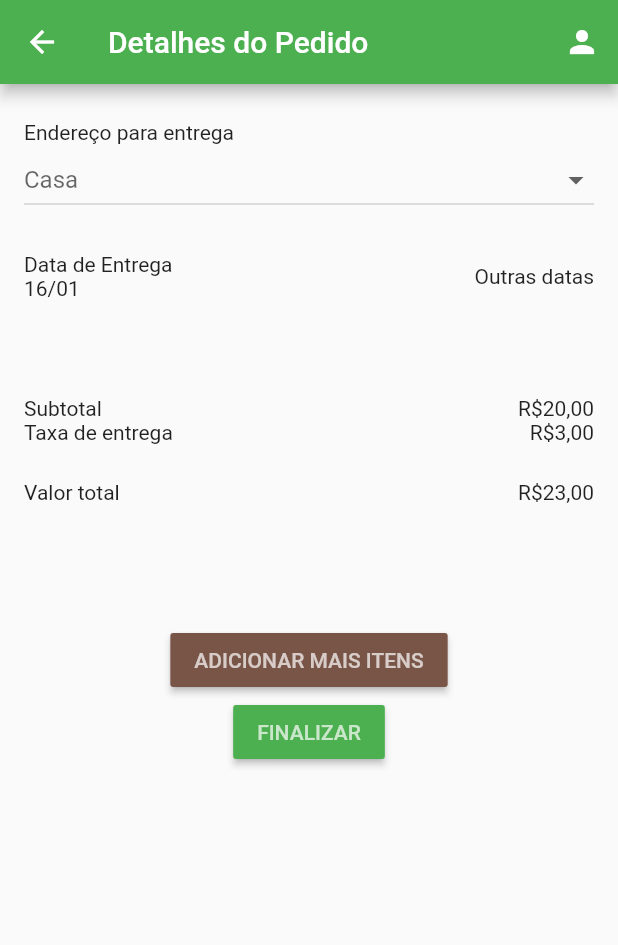
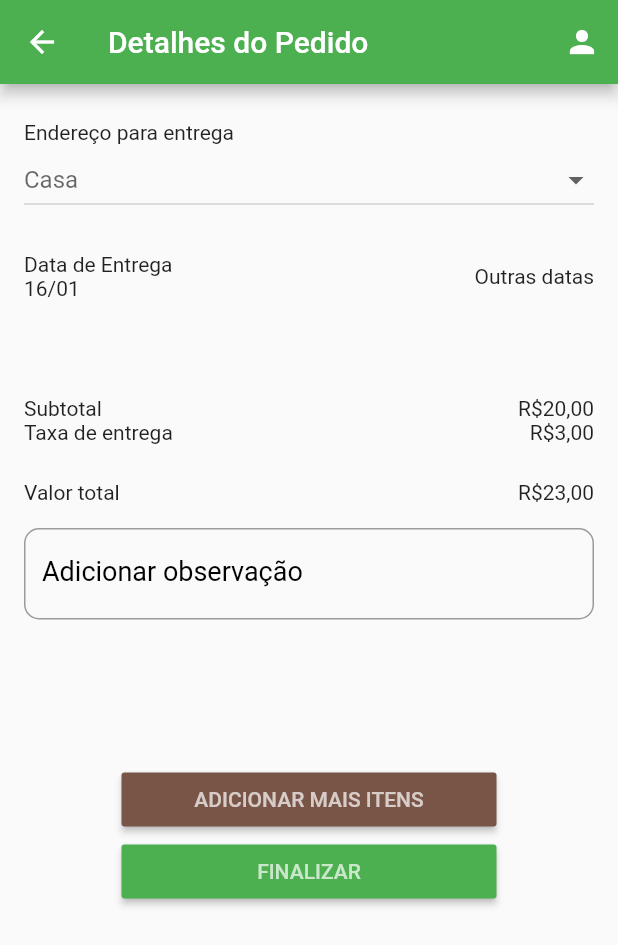
Before and after one commit to DaanMoura/Ubaia, a Flutter app: the DetalhesPedido screen opened directly, on a phone screen of 412 x 824 dp. Shown: the top 945 px of the screen. Run offline on Flutter 3.47's test engine with Material 2 defaults, Android fonts, the phone set to English and light mode, and no system bars; network calls fail.

Commit message:
Campo de adicionar observação foi movida para detalhes do pedido. Mudanças de layout.

```diff
--- a/lib/routes/detalhes_pedido.dart
+++ b/lib/routes/detalhes_pedido.dart
@@ -2,9 +2,11 @@ import 'package:flutter/material.dart';
 import 'package:ubaia/routes/perfil_usuario.dart';
 import 'package:ubaia/routes/perfil_vendedor.dart';
 import 'package:ubaia/routes/homepage.dart';
+import 'package:ubaia/values/strings.dart';
+
+final str = Strings();
 
 class DetalhesPedido extends StatefulWidget {
-
   @override
   DetalhesPedidoState createState() {
     return new DetalhesPedidoState();
@@ -12,31 +14,38 @@ class DetalhesPedido extends StatefulWidget {
 }
 
 class DetalhesPedidoState extends State<DetalhesPedido> {
+  final route = MaterialPageRoute(
+      builder: (BuildContext context) => MyHomePage(
+            title: "Cestou",
+          ));
 
-  final route = MaterialPageRoute(builder: (BuildContext context) => MyHomePage(title: "Cestou",));
-
-  final _listaEnderecos = ["Rua São João, 27", "Rua Dom Pedro, 500", "Av São Carlos, 126"];
+  final _listaEnderecos = [
+    "Rua São João, 27",
+    "Rua Dom Pedro, 500",
+    "Av São Carlos, 126"
+  ];
   String _value = "";
 
   void _abrePerfil(BuildContext context) {
     Navigator.push(
-        context,
-        MaterialPageRoute(builder: (context) => PerfilUsuario())
-    );
+        context, MaterialPageRoute(builder: (context) => PerfilUsuario()));
   }
 
   List<DropdownMenuItem<String>> _makeDropdownList(List<String> list) {
     List<DropdownMenuItem<String>> dropdowlist = [];
 
-    for(var i = 0; i < list.length; i++) {
-      dropdowlist.add(DropdownMenuItem<String>(value: list[i], child: Text(list[i]),));
+    for (var i = 0; i < list.length; i++) {
+      dropdowlist.add(DropdownMenuItem<String>(
+        value: list[i],
+        child: Text(list[i]),
+      ));
     }
 
     return dropdowlist;
   }
 
   String _updateHint() {
-    if(_value.isEmpty) {
+    if (_value.isEmpty) {
       return "Casa";
     } else {
       return _value;
@@ -52,22 +61,26 @@ class DetalhesPedidoState extends State<DetalhesPedido> {
           IconButton(
             icon: Icon(Icons.person),
             color: Colors.white,
-            onPressed: () {_abrePerfil(context);},
+            onPressed: () {
+              _abrePerfil(context);
+            },
           ),
         ],
       ),
       body: Padding(
         padding: const EdgeInsets.symmetric(vertical: 24, horizontal: 16),
-        child: Column(
-          crossAxisAlignment: CrossAxisAlignment.start,
+        child: ListView(
+          physics: ClampingScrollPhysics(),
           children: <Widget>[
             Text("Endereço para entrega"),
-            DropdownButton<String> (
+            DropdownButton<String>(
               isExpanded: true,
               hint: Text(_updateHint()),
-              onChanged: (String selected) {setState(() {
-                _value = selected;
-              });},
+              onChanged: (String selected) {
+                setState(() {
+                  _value = selected;
+                });
+              },
               items: _makeDropdownList(_listaEnderecos),
             ),
             Padding(
@@ -110,26 +123,53 @@ class DetalhesPedidoState extends State<DetalhesPedido> {
                 ],
               ),
             ),
+            Padding(
+              padding: const EdgeInsets.symmetric(vertical: 16),
+              child: TextField(
+                keyboardType: TextInputType.multiline,
+                cursorColor: Colors.black,
+                style: TextStyle(fontSize: 18, color: Colors.black),
+                decoration: InputDecoration(
+                  labelText: str.adcionar_observacao,
+                  labelStyle: TextStyle(color: Colors.black),
+                  hintStyle: TextStyle(color: Colors.black),
+                  focusedBorder: OutlineInputBorder(
+                    borderSide: BorderSide(color: Colors.black),
+                  ),
+                  border: OutlineInputBorder(
+                    borderSide: BorderSide(color: Colors.black),
+                    borderRadius: BorderRadius.all(Radius.circular(10.0)),
+                  ),
+                ),
+              ),
+            ),
             Center(
               child: Padding(
                 padding: const EdgeInsets.only(top: 80),
                 child: Column(
                   children: <Widget>[
                     MaterialButton(
+                      minWidth: 250,
                       onPressed: () {
                         Navigator.push(
                           context,
-                          MaterialPageRoute(builder: (BuildContext context) => PerfilVendedor(
-                            title: "Cestou",
-                            vendedor: "Fulano",
-                            nota: 4,
-                          )),
+                          MaterialPageRoute(
+                            builder: (BuildContext context) => PerfilVendedor(
+                                  title: "Cestou",
+                                  vendedor: "Fulano",
+                                  nota: 4,
+                                ),
+                          ),
                         );
                       },
                       color: Colors.brown,
-                      child: Text("Adicionar mais itens".toUpperCase(), style: TextStyle(color: Colors.white70),),
+                      child: Text(
+                        "Adicionar mais itens".toUpperCase(),
+                        style: TextStyle(color: Colors.white70),
+                      ),
                     ),
                     MaterialButton(
+                      minWidth: 250,
                       onPressed: () {
                         Navigator.pushAndRemoveUntil(
                           context,
@@ -138,7 +178,10 @@ class DetalhesPedidoState extends State<DetalhesPedido> {
                         );
                       },
                       color: Colors.green,
-                      child: Text("Finalizar".toUpperCase(), style: TextStyle(color: Colors.white70),),
+                      child: Text(
+                        "Finalizar".toUpperCase(),
+                        style: TextStyle(color: Colors.white70),
+                      ),
                     ),
                   ],
                 ),
```
Also changed, not shown: lib/routes/produto.dart (+29 -36 lines).
